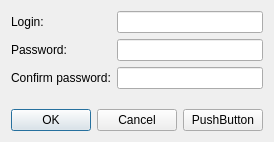
This is ChatClientV2/registrationform.ui in MundeZ/ChatExample as Qt 5 draws it before an edit. The edited form follows.
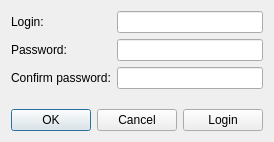
This is the edited form.

```diff
--- a/ChatClientV2/registrationform.ui
+++ b/ChatClientV2/registrationform.ui
@@ -81,7 +81,7 @@
      <item>
       <widget class="QPushButton" name="loginButton">
        <property name="text">
-        <string>PushButton</string>
+        <string>Login</string>
        </property>
       </widget>
      </item>
```
